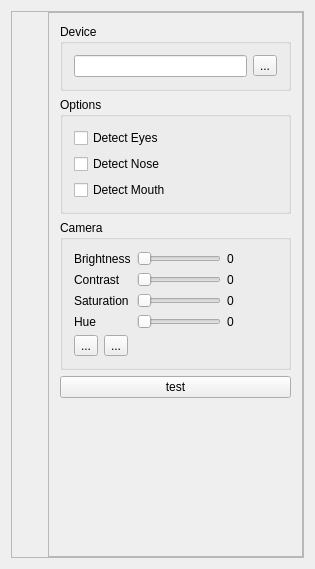
First picture: the form in Qt/lib2/WebCamera/src/ui/webcamera.ui, repository RinatB2017/mega_GIT, before the edit.
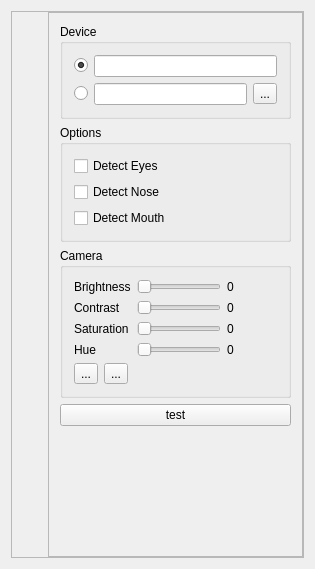
Second picture: the form after the edit. Custom widgets are drawn as their Qt base class.

```diff
--- a/Qt/lib2/WebCamera/src/ui/webcamera.ui
+++ b/Qt/lib2/WebCamera/src/ui/webcamera.ui
@@ -72,16 +72,33 @@
              <property name="title">
               <string>Device</string>
              </property>
-             <layout class="QHBoxLayout" name="horizontalLayout_4">
+             <layout class="QVBoxLayout" name="verticalLayout_5">
               <item>
-               <widget class="QLineEdit" name="le_device"/>
-              </item>
-              <item>
+               <layout class="QGridLayout" name="gridLayout_2">
+                <item row="1" column="0">
+                 <widget class="QRadioButton" name="rb_rtsp"/>
+                </item>
+                <item row="1" column="2">
                <widget class="QToolButton" name="btn_set_device">
                 <property name="text">
                  <string>...</string>
                 </property>
                </widget>
+                </item>
+                <item row="1" column="1">
+                 <widget class="QLineEdit" name="le_device"/>
+                </item>
+                <item row="0" column="0">
+                 <widget class="QRadioButton" name="rb_usb">
+                  <property name="checked">
+                   <bool>true</bool>
+                  </property>
+                 </widget>
+                </item>
+                <item row="0" column="1" colspan="2">
+                 <widget class="QLineEdit" name="le_usb_device"/>
+                </item>
+               </layout>
               </item>
              </layout>
             </widget>
```
Lines whose indentation alone changed are shown as unchanged.
